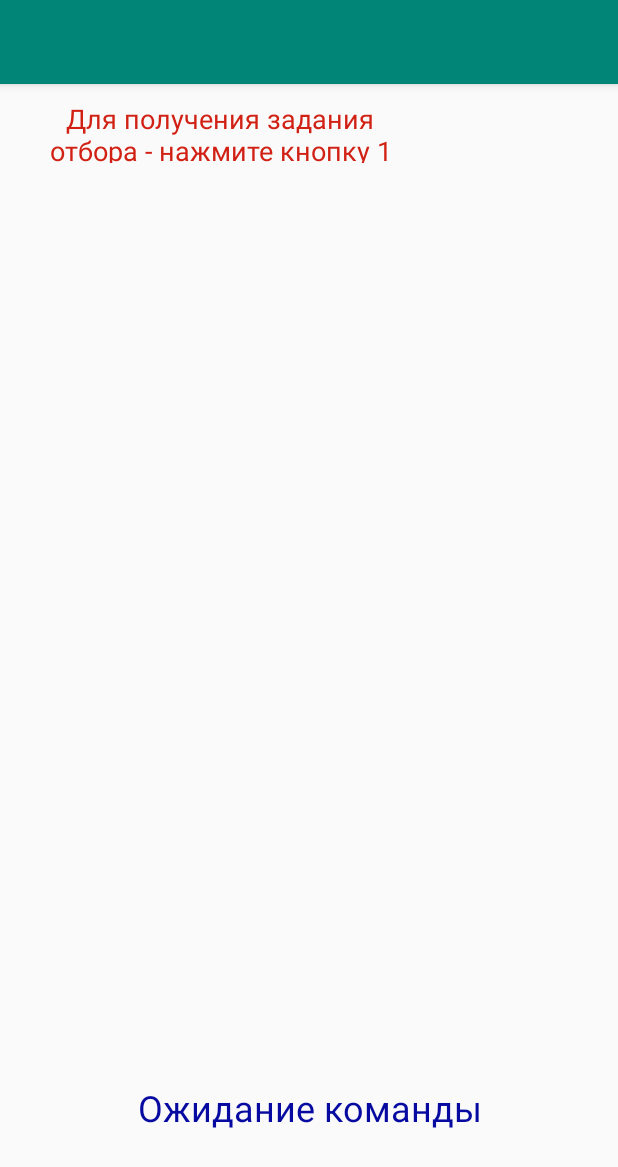
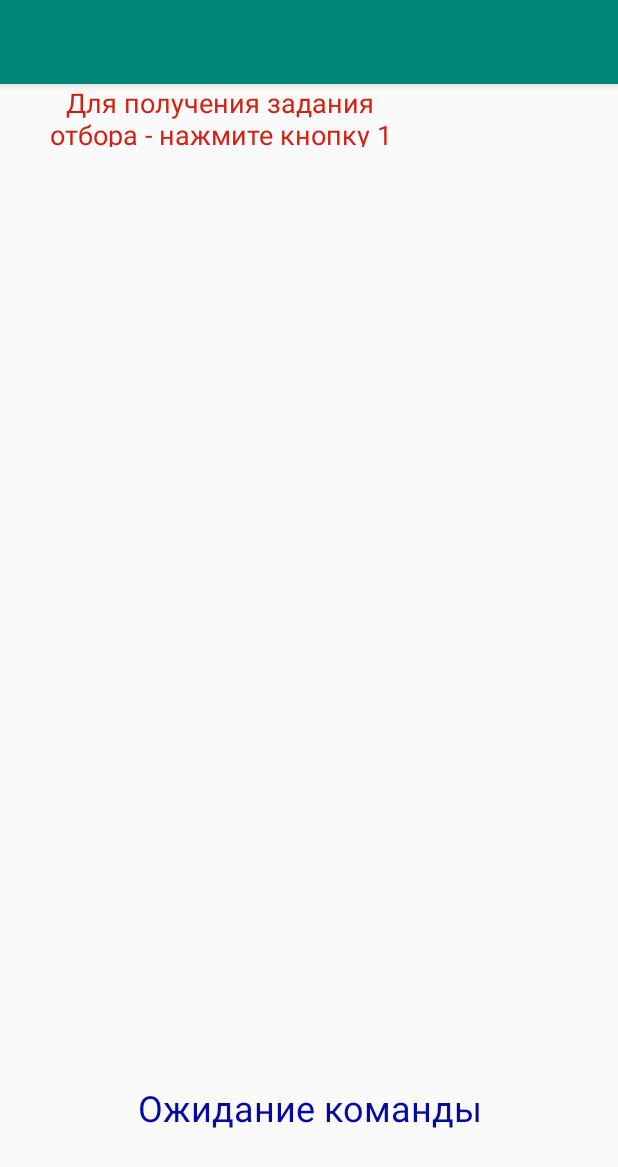
Before and after one commit to techdepinteksar/WPMA, an Android app: the SetInitialization screen opened directly, with no data from a screen before it, on a phone screen of 412 x 824 dp. Shown: the top 1167 px of the screen. Run offline under Robolectric (Android 15) with nearby library versions, the phone set to English and light mode, and no system bars; 7 statements that could not run were skipped.

Commit message:
Fixed bugs

```diff
--- a/app/src/main/java/com/intek/wpma/WatchTablePart.kt
+++ b/app/src/main/java/com/intek/wpma/WatchTablePart.kt
@@ -129,6 +129,8 @@ class WatchTablePart : BarcodeDataReceiver() {
         rowTitle.addView(linearLayout)
         table.addView(rowTitle)
         getTablePart(iddoc)
+
+        //scroll.setOnTouchListener(@this)
     }
 
     override fun onKeyDown(keyCode: Int, event: KeyEvent?): Boolean {
--- a/app/src/main/res/layout/activity_set.xml
+++ b/app/src/main/res/layout/activity_set.xml
@@ -14,10 +14,10 @@
         android:visibility="invisible"
         app:layout_constraintBottom_toBottomOf="parent"
         app:layout_constraintEnd_toEndOf="parent"
-        app:layout_constraintHorizontal_bias="0.948"
+        app:layout_constraintHorizontal_bias="0.931"
         app:layout_constraintStart_toStartOf="parent"
         app:layout_constraintTop_toTopOf="parent"
-        app:layout_constraintVertical_bias="0.573" />
+        app:layout_constraintVertical_bias="0.591" />
 
     <TextView
         android:id="@+id/header"
@@ -97,17 +97,14 @@
         android:id="@+id/mainView"
         android:layout_width="230dp"
         android:layout_height="42dp"
-        android:layout_marginBottom="308dp"
         android:gravity="center"
         android:text="Для получения задания отбора - нажмите кнопку 1"
         android:textColor="#D12114"
         android:textSize="18sp"
-        app:layout_constraintBottom_toTopOf="@+id/FExcStr"
         app:layout_constraintEnd_toEndOf="parent"
         app:layout_constraintHorizontal_bias="0.177"
         app:layout_constraintStart_toStartOf="parent"
-        app:layout_constraintTop_toTopOf="parent"
-        app:layout_constraintVertical_bias="0.041" />
+        app:layout_constraintTop_toTopOf="parent" />
 
     <TextView
         android:id="@+id/PreviousAction"
@@ -124,10 +121,10 @@
 
     <TextView
         android:id="@+id/InvCode"
-        android:layout_width="117dp"
-        android:layout_height="47dp"
+        android:layout_width="140dp"
+        android:layout_height="51dp"
         android:textColorHint="#000000"
-        android:textSize="22sp"
+        android:textSize="25sp"
         android:textStyle="bold"
         android:visibility="invisible"
         app:layout_constraintBottom_toBottomOf="parent"
@@ -139,18 +136,18 @@
 
     <TextView
         android:id="@+id/item"
-        android:layout_width="197dp"
-        android:layout_height="91dp"
+        android:layout_width="173dp"
+        android:layout_height="106dp"
         android:gravity="left"
         android:textColor="#000000"
-        android:textSize="23sp"
+        android:textSize="18sp"
         android:visibility="invisible"
         app:layout_constraintBottom_toBottomOf="parent"
         app:layout_constraintEnd_toEndOf="parent"
-        app:layout_constraintHorizontal_bias="0.975"
+        app:layout_constraintHorizontal_bias="0.965"
         app:layout_constraintStart_toStartOf="parent"
         app:layout_constraintTop_toTopOf="parent"
-        app:layout_constraintVertical_bias="0.409" />
+        app:layout_constraintVertical_bias="0.395" />
 
     <TextView
         android:id="@+id/details"
```
Also changed, not shown: app/src/main/java/com/intek/wpma/BarcodeDataReceiver.kt (+13 -0 lines), app/src/main/java/com/intek/wpma/ChoiseWork/Set/SetInitialization.kt (+85 -117 lines), app/src/main/java/com/intek/wpma/ChoiseWork/SetComplete.kt (+51 -22 lines), app/src/main/java/com/intek/wpma/Correct.kt (+24 -0 lines), app/src/main/java/com/intek/wpma/MainActivity.kt (+14 -2 lines), app/src/main/java/com/intek/wpma/ScanActivity.kt (+17 -2 lines), app/src/main/res/layout/activity_correct.xml (+13 -0 lines), app/src/main/res/layout/activity_set_complete.xml (+13 -0 lines).
